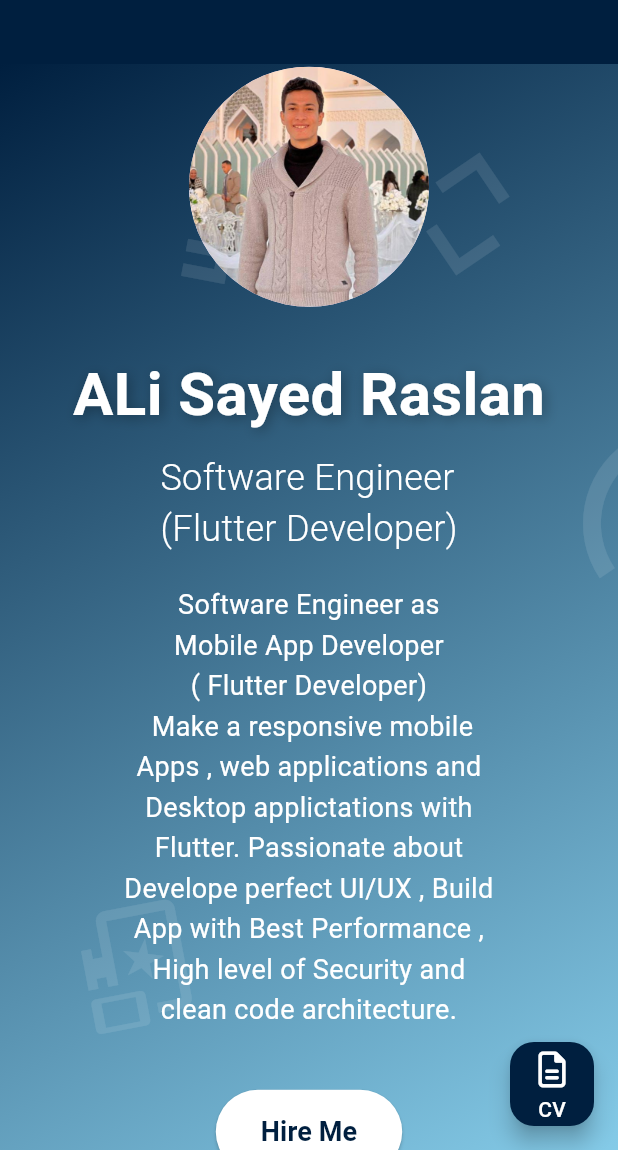
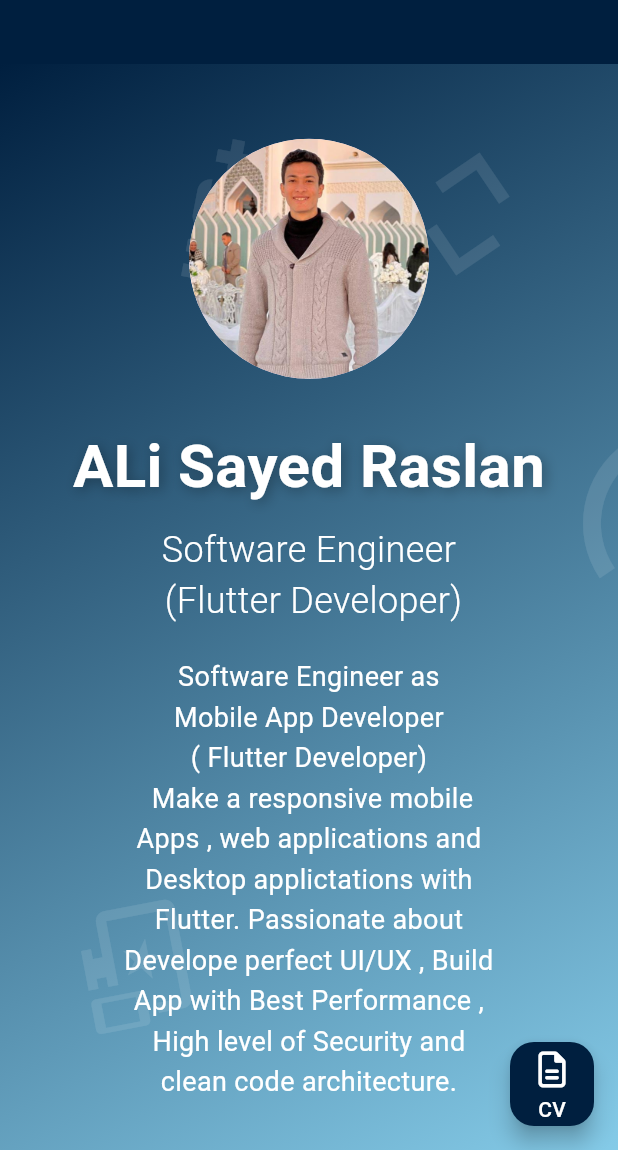
Before and after one commit to Aly-exe/MyPortofolio, a Flutter app: the screen it shows after launch, on a phone screen of 412 x 824 dp, the part 86-1236 px from its top. Run offline on Flutter 3.47's test engine with Material 3 defaults, Android fonts, the phone set to English and light mode, and no system bars; our stand-ins replace dio, fluttertoast, font_awesome_flutter, validators.

Commit message:
Center text elements, adjust social media icon size, and comment out Hire Me button
Updated `main.dart` to center-align name and title text for better visual balance.
Reduced social media icon size from 30 to 25 in `social_media_icon_button.dart` for consistency.
Temporarily commented out "Hire Me" button and its spacing in the hero section for testing.
Removed extraneous whitespace from contact section container.

```diff
--- a/lib/main.dart
+++ b/lib/main.dart
@@ -287,6 +287,7 @@ class _PortfolioHomePageState extends State<PortfolioHomePage>
                   const SizedBox(height: 30),
                   Text(
                     'ALi Sayed Raslan',
+                    textAlign: TextAlign.center,
                     style: TextStyle(
                       color: Colors.white,
                       fontSize: 40,
@@ -302,7 +303,8 @@ class _PortfolioHomePageState extends State<PortfolioHomePage>
                   ),
                   const SizedBox(height: 10),
                   const Text(
-                    'Software Engineer\n(Flutter Developer)',
+                    'Software Engineer\n (Flutter Developer)',
+                    textAlign: TextAlign.center,
                     style: TextStyle(
                       color: Colors.white,
                       fontSize: 24,
@@ -322,32 +324,32 @@ class _PortfolioHomePageState extends State<PortfolioHomePage>
                       ),
                     ),
                   ),
-                  const SizedBox(height: 40),
-                  ElevatedButton(
-                    style: ElevatedButton.styleFrom(
-                      backgroundColor: Colors.white,
-                      foregroundColor: navyColor,
-                      padding: const EdgeInsets.symmetric(
-                          horizontal: 30, vertical: 15),
-                      shape: RoundedRectangleBorder(
-                        borderRadius: BorderRadius.circular(30),
-                      ),
-                    ),
-                    onPressed: () {
-                      _scrollController.animateTo(
-                        MediaQuery.of(context).size.height * 3.5,
-                        duration: const Duration(milliseconds: 500),
-                        curve: Curves.easeInOut,
-                      );
-                    },
-                    child: const Text(
-                      'Hire Me',
-                      style: TextStyle(
-                        fontSize: 18,
-                        fontWeight: FontWeight.bold,
-                      ),
-                    ),
-                  ),
+                  // const SizedBox(height: 40),
+                  // ElevatedButton(
+                  //   style: ElevatedButton.styleFrom(
+                  //     backgroundColor: Colors.white,
+                  //     foregroundColor: navyColor,
+                  //     padding: const EdgeInsets.symmetric(
+                  //         horizontal: 30, vertical: 15),
+                  //     shape: RoundedRectangleBorder(
+                  //       borderRadius: BorderRadius.circular(30),
+                  //     ),
+                  //   ),
+                  //   onPressed: () {
+                  //     _scrollController.animateTo(
+                  //       MediaQuery.of(context).size.height * 3.5,
+                  //       duration: const Duration(milliseconds: 500),
+                  //       curve: Curves.easeInOut,
+                  //     );
+                  //   },
+                  //   child: const Text(
+                  //     'Hire Me',
+                  //     style: TextStyle(
+                  //       fontSize: 18,
+                  //       fontWeight: FontWeight.bold,
+                  //     ),
+                  //   ),
+                  // ),
                 ],
               ),
             ),
@@ -496,7 +498,6 @@ class _PortfolioHomePageState extends State<PortfolioHomePage>
   SliverToBoxAdapter _buildContactSection() {
     return SliverToBoxAdapter(
       child: Container(
-
         padding: const EdgeInsets.symmetric(vertical: 80, horizontal: 20),
         color: navyColor,
         child: Column(
--- a/lib/widgets/social_media_icon_button.dart
+++ b/lib/widgets/social_media_icon_button.dart
@@ -12,7 +12,7 @@ class SocialMediaIconButton extends StatelessWidget {
   @override
   Widget build(BuildContext context) {
     return IconButton(
-      icon: FaIcon(icon, size: 30, color:iconColor),
+      icon: FaIcon(icon, size: 25, color:iconColor),
       color: navyColor,
       onPressed: () async {
         await launchUrl(
```
